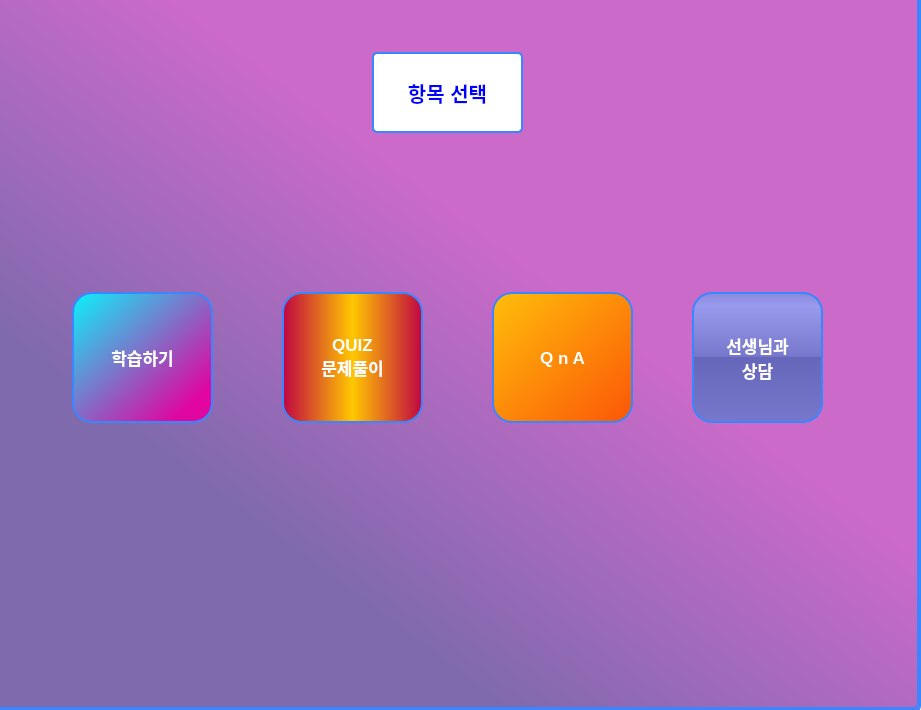
This is student.ui in imgeunyeong/IOT-AI-project as Qt 5 draws it before an edit. The edited form follows.
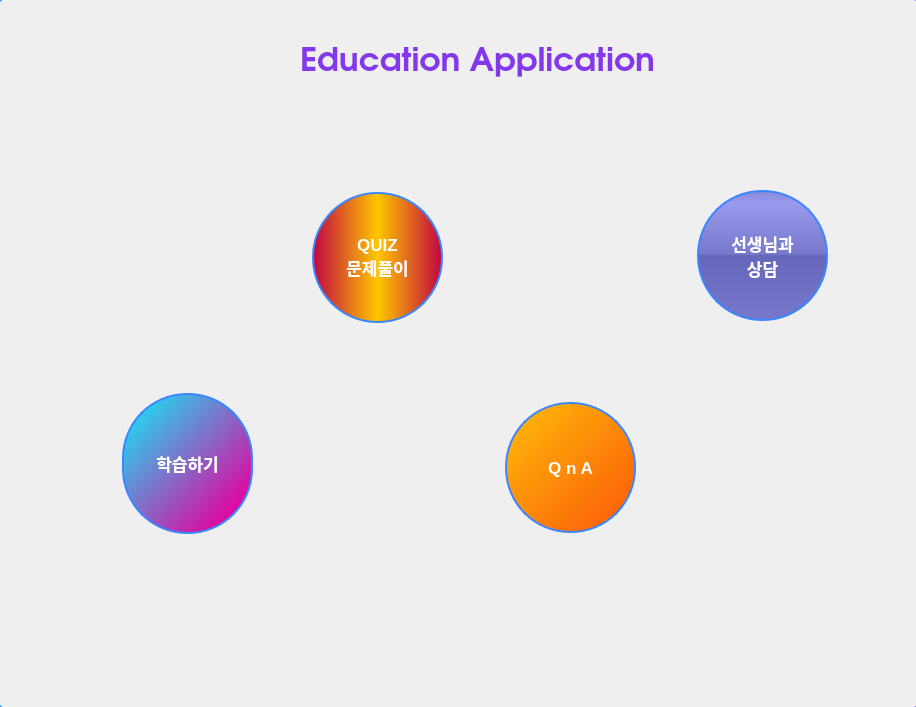
This is the edited form.

Commit message: pixmap 추가

```diff
--- a/student.ui
+++ b/student.ui
@@ -6,8 +6,8 @@
    <rect>
     <x>0</x>
     <y>0</y>
-    <width>921</width>
-    <height>710</height>
+    <width>916</width>
+    <height>707</height>
    </rect>
   </property>
   <property name="windowTitle">
@@ -30,7 +30,7 @@
     </property>
     <property name="styleSheet">
      <string notr="true">color: rgb(131, 56, 236);
-	background-color: qlineargradient(spread:pad, x1:0.125, y1:0.892227, x2:0.865, y2:0.130727, stop:0.208333 rgba(128, 106, 174, 255), stop:0.645833 rgba(204, 106, 201, 255));
+	background-color: #00ff0000;
 	border: 1.5px solid rgb(58, 134, 255);
 	border-radius: 5px;</string>
     </property>
@@ -38,48 +38,13 @@
      <number>0</number>
     </property>
     <widget class="QWidget" name="page">
-     <widget class="QLabel" name="label">
-      <property name="geometry">
-       <rect>
-        <x>380</x>
-        <y>60</y>
-        <width>151</width>
-        <height>81</height>
-       </rect>
-      </property>
-      <property name="font">
-       <font>
-        <pointsize>15</pointsize>
-        <weight>75</weight>
-        <bold>true</bold>
-       </font>
-      </property>
-      <property name="styleSheet">
-       <string notr="true">color: blue;
-	background-color: white;
-	border: 2px solid rgb(58, 134, 255);
-	border-radius: 5px;</string>
-      </property>
-      <property name="frameShape">
-       <enum>QFrame::Panel</enum>
-      </property>
-      <property name="frameShadow">
-       <enum>QFrame::Sunken</enum>
-      </property>
-      <property name="text">
-       <string>항목 선택</string>
-      </property>
-      <property name="alignment">
-       <set>Qt::AlignCenter</set>
-      </property>
-     </widget>
      <widget class="QPushButton" name="study_button">
       <property name="geometry">
        <rect>
-        <x>80</x>
-        <y>300</y>
-        <width>141</width>
-        <height>131</height>
+        <x>130</x>
+        <y>401</y>
+        <width>131</width>
+        <height>141</height>
        </rect>
       </property>
       <property name="font">
@@ -92,7 +57,7 @@
       <property name="styleSheet">
        <string notr="true">QPushButton{color: white;
 	background-color: qlineargradient(spread:pad, x1:0, y1:0, x2:0.857143, y2:0.857955, stop:0 rgba(10, 242, 251, 255), stop:1 rgba(224, 6, 159, 255));
-	border-radius: 20px;}
+	border-radius: 65px;}
 QPushButton:hover 
 {
 background-color : skyblue;color: blue;
@@ -111,9 +76,9 @@
      <widget class="QPushButton" name="quiz_button">
       <property name="geometry">
        <rect>
-        <x>290</x>
-        <y>300</y>
-        <width>141</width>
+        <x>320</x>
+        <y>200</y>
+        <width>131</width>
         <height>131</height>
        </rect>
       </property>
@@ -127,7 +92,7 @@
       <property name="styleSheet">
        <string notr="true">QPushButton{color: white;
 	background-color:qlineargradient(spread:reflect, x1:0.5, y1:0.5, x2:1, y2:0.5, stop:0 rgba(255, 199, 0, 255), stop:1 rgba(192, 5, 67, 255));
-	border-radius: 20px;}
+	border-radius: 65px;}
 
 QPushButton:hover 
 {
@@ -146,8 +111,8 @@
      <widget class="QPushButton" name="chatroom_button">
       <property name="geometry">
        <rect>
-        <x>700</x>
-        <y>300</y>
+        <x>705</x>
+        <y>198</y>
         <width>131</width>
         <height>131</height>
        </rect>
@@ -165,7 +130,7 @@
 
 
 border-style: solid;
-border-radius: 20;}
+border-radius: 65;}
 
 QPushButton:hover 
 {
@@ -187,9 +152,9 @@
      <widget class="QPushButton" name="question_button">
       <property name="geometry">
        <rect>
-        <x>500</x>
-        <y>300</y>
-        <width>141</width>
+        <x>513</x>
+        <y>410</y>
+        <width>131</width>
         <height>131</height>
        </rect>
       </property>
@@ -203,7 +168,7 @@
       <property name="styleSheet">
        <string notr="true">QPushButton{color: white;
 	background-color: qlineargradient(spread:pad, x1:0, y1:0, x2:1, y2:1, stop:0 rgba(255, 190, 11, 255), stop:1 rgba(251, 86, 7, 255));
-	border-radius: 20px;}
+	border-radius: 65px;}
 
 QPushButton:hover 
 {
@@ -218,6 +183,52 @@
        <string>Q n A</string>
       </property>
      </widget>
+     <widget class="QLabel" name="main_page_label">
+      <property name="geometry">
+       <rect>
+        <x>6</x>
+        <y>6</y>
+        <width>921</width>
+        <height>711</height>
+       </rect>
+      </property>
+      <property name="text">
+       <string/>
+      </property>
+     </widget>
+     <widget class="QLabel" name="label">
+      <property name="geometry">
+       <rect>
+        <x>160</x>
+        <y>40</y>
+        <width>651</width>
+        <height>51</height>
+       </rect>
+      </property>
+      <property name="font">
+       <font>
+        <family>URW Gothic L</family>
+        <pointsize>25</pointsize>
+        <weight>75</weight>
+        <bold>true</bold>
+       </font>
+      </property>
+      <property name="styleSheet">
+       <string notr="true">border-color:#00ff0000</string>
+      </property>
+      <property name="text">
+       <string>Education Application</string>
+      </property>
+      <property name="alignment">
+       <set>Qt::AlignCenter</set>
+      </property>
+     </widget>
+     <zorder>main_page_label</zorder>
+     <zorder>study_button</zorder>
+     <zorder>quiz_button</zorder>
+     <zorder>chatroom_button</zorder>
+     <zorder>question_button</zorder>
+     <zorder>label</zorder>
     </widget>
     <widget class="QWidget" name="page_2">
      <widget class="QTableWidget" name="study_widget">
```
Left out of the diff: 154 changed lines with no effect on the pictures. The commit also changes 1 other file.
